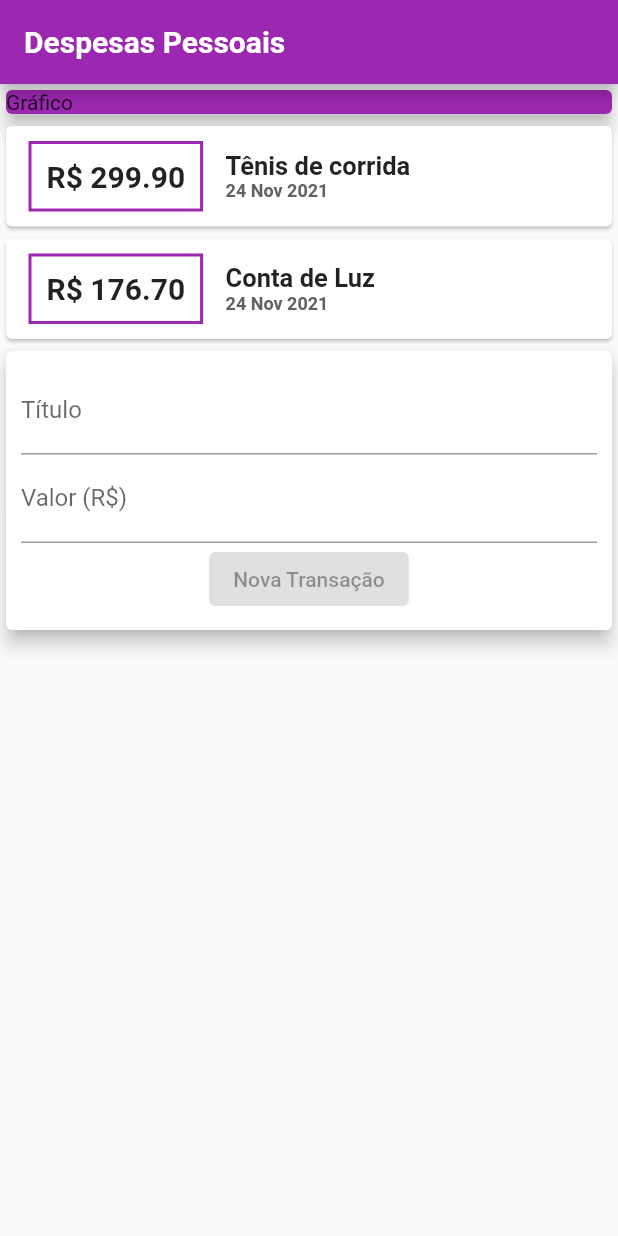
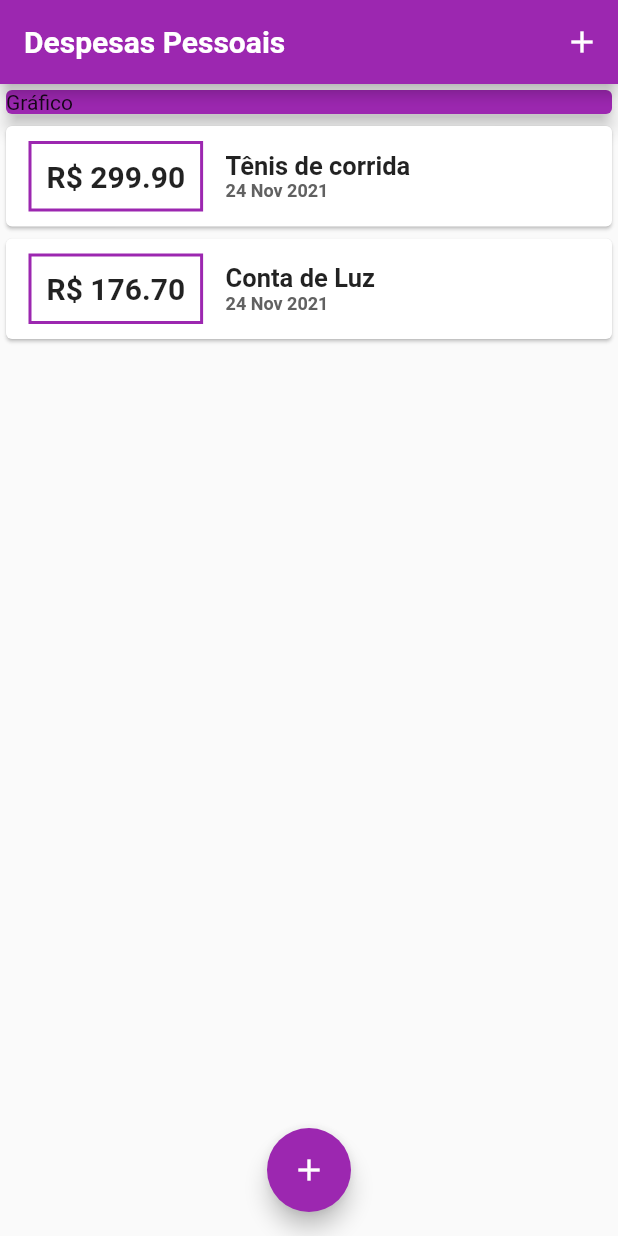
Before and after one commit to gbarth/despesasPessoais, a Flutter app: the screen it shows after launch, on a phone screen of 412 x 824 dp. Run offline on Flutter 3.47's test engine with Material 2 defaults, Android fonts, the phone set to English and light mode, and no system bars; our stand-ins replace google_fonts; Roboto replaces fonts that are missing (Play).

Commit message:
Várias novas funcionalidades

```diff
--- a/lib/components/transaction_list.dart
+++ b/lib/components/transaction_list.dart
@@ -11,8 +11,12 @@ class TransactionList extends StatelessWidget {
 
   @override
   Widget build(BuildContext context) {
-    return Column(
-            children: transactions.map((tr) {
+    return Container(
+      height: 300,
+      child: ListView.builder(
+        itemCount: transactions.length,
+        itemBuilder: (ctx, index) {
+          final tr = transactions[index];
               return Card(
                 child: Row(
                   children: <Widget> [
@@ -59,7 +63,8 @@ class TransactionList extends StatelessWidget {
                   ],
                 ),
               );
-            }).toList(),
+            },
+          ),
     );
   }
 }
--- a/lib/components/transaction_user.dart
+++ /dev/null
@@ -1,39 +0,0 @@
-import 'package:flutter/material.dart';
-import 'transaction_form.dart';
-import 'transaction_list.dart';
-import '../models/transaction.dart';
-
-class TransactionUser extends StatefulWidget {
-  const TransactionUser({ Key? key }) : super(key: key);
-
-  @override
-  _TransactionUserState createState() => _TransactionUserState();
-}
-
-class _TransactionUserState extends State<TransactionUser> {
-
-  final _transactions = [
-    Transaction (
-      id: 't1',
-      title: 'Tênis de corrida',
-      value: 299.90,
-      date: DateTime.now(),
-    ),
-    Transaction (
-      id: 't2',
-      title: 'Conta de Luz',
-      value: 176.70,
-      date: DateTime.now(),
-    )
-  ];
-
-  @override
-  Widget build(BuildContext context) {
-    return Column(
-      children: <Widget> [
-        TransactionList(_transactions),
-        TransactionForm()
-      ],
-    );
-  }
-}
--- a/lib/main.dart
+++ b/lib/main.dart
@@ -1,6 +1,12 @@
-import 'components/transaction_user.dart';
+import 'package:expenses/components/transaction_form.dart';
+import 'dart:math';
 import 'package:flutter/material.dart';
 import 'package:google_fonts/google_fonts.dart';
+
+import 'components/transaction_form.dart';
+import 'components/transaction_list.dart';
+import 'models/transaction.dart';
+
 
 main() => runApp(const ExpensesApp());
 
@@ -17,7 +23,49 @@ class ExpensesApp extends StatelessWidget {
   }
 }
 
-class MyHomePage extends StatelessWidget {
+class MyHomePage extends StatefulWidget {
+
+  @override
+  State<MyHomePage> createState() => _MyHomePageState();
+}
+
+class _MyHomePageState extends State<MyHomePage> {
+
+  final _transactions = [
+    Transaction (
+      id: 't1',
+      title: 'Tênis de corrida',
+      value: 299.90,
+      date: DateTime.now(),
+    ),
+    Transaction (
+      id: 't2',
+      title: 'Conta de Luz',
+      value: 176.70,
+      date: DateTime.now(),
+    )
+  ];
+
+  _addTransaction(String title, double value){
+    final newTransaction = Transaction(
+      id: Random().nextDouble().toString(),
+      title: title,
+      value: value,
+      date: DateTime.now()
+    );
+
+    setState(() {
+      _transactions.add(newTransaction);
+    });
+  }
+
+  _openTransactionFormModal(BuildContext context){
+    showModalBottomSheet(
+      context: context,
+      builder: (ctx){
+        return TransactionForm(_addTransaction);
+      });
+  }
 
   @override
   Widget build(BuildContext context) {
@@ -29,9 +77,16 @@ class MyHomePage extends StatelessWidget {
             fontWeight: FontWeight.bold
           )
           ),
-        backgroundColor: Colors.purple
+        backgroundColor: Colors.purple,
+        actions: [
+          IconButton(
+            icon: Icon(Icons.add),
+            onPressed: () => _openTransactionFormModal(context),
+          )
+        ],
       ),
-      body: Column(
+      body: SingleChildScrollView(
+        child: Column(
           crossAxisAlignment: CrossAxisAlignment.stretch,
           children: <Widget>[
             Container(
@@ -41,9 +96,16 @@ class MyHomePage extends StatelessWidget {
                  elevation: 5,
                ),
             ),
-          TransactionUser(),
+            TransactionList(_transactions),
           ],
         ),
+      ),
+      floatingActionButton: FloatingActionButton(
+        child: Icon(Icons.add),
+        onPressed: () => _openTransactionFormModal(context),
+        backgroundColor: Colors.purple,
+      ),
+      floatingActionButtonLocation: FloatingActionButtonLocation.centerFloat,
     );
   }
 }
```
Also changed, not shown: lib/components/transaction_form.dart (+33 -7 lines). Lines whose indentation alone changed are shown as unchanged.
